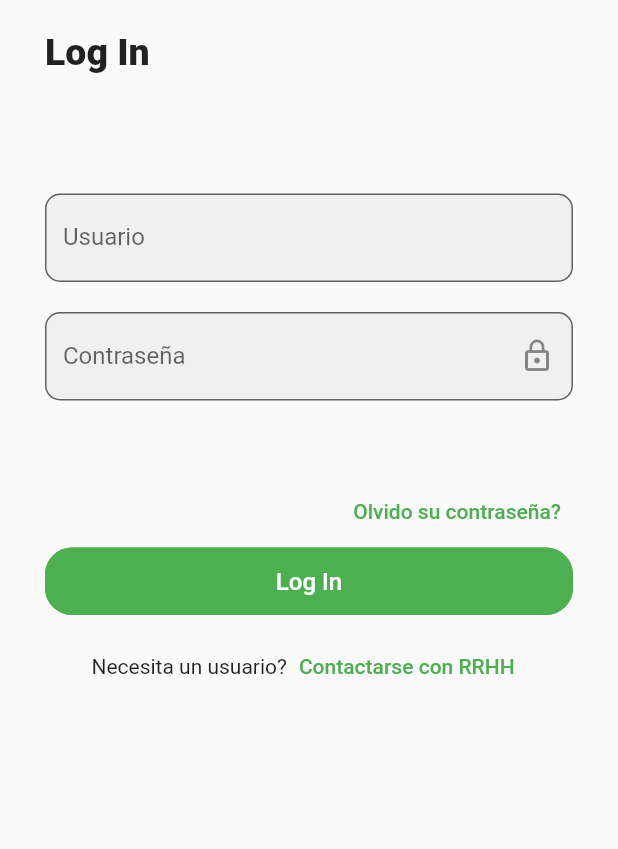
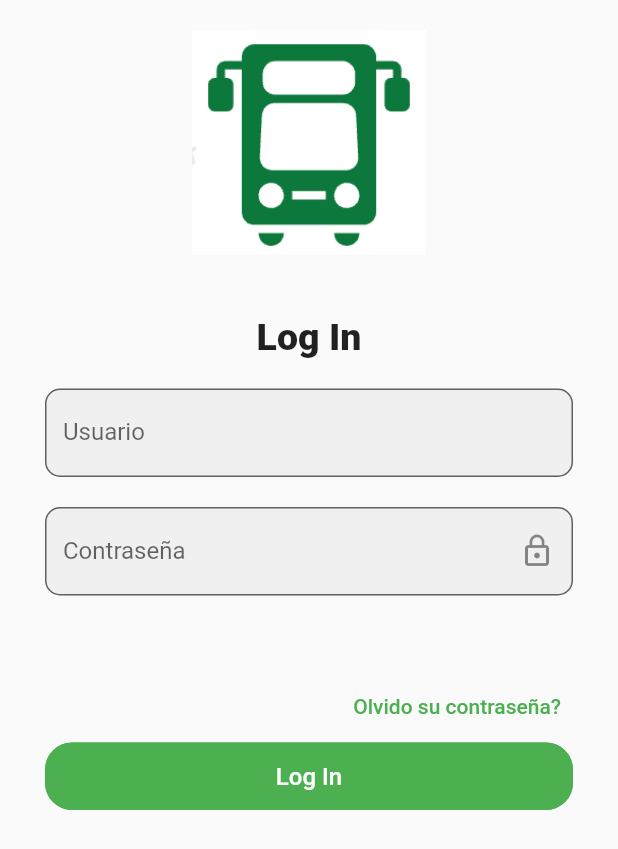
Before and after one commit to ibaldovino/sgmbooking, a Flutter app: the screen it shows after launch, on a phone screen of 412 x 824 dp. Shown: the top 849 px of the screen. Run offline on Flutter 3.47's test engine with Material 2 defaults, Android fonts, the light colour scheme and no system bars; our stand-ins replace double_back_to_close_app, shared_preferences.

Commit message:
logo + detalles en login

```diff
--- a/lib/screens/login.dart
+++ b/lib/screens/login.dart
@@ -15,7 +15,6 @@ class LoginPage extends StatefulWidget {
 }
 
 class _LoginPageState extends State<LoginPage> {
-
   var _scaffoldKey = new GlobalKey<ScaffoldState>();
   var formKey = GlobalKey<FormState>();
   var emailCtrl = TextEditingController();
@@ -43,11 +42,21 @@ class _LoginPageState extends State<LoginPage> {
                 SizedBox(
                   height: 20,
                 ),
-                Text('Log In',
-                    style: TextStyle(
-                        fontSize: 25, fontWeight: FontWeight.w900)),
+                new Image.asset(
+                  'assets/images/GreenBus.png',
+                  width: 150,
+                  height: 150.0,
+                ),
                 SizedBox(
-                  height: 80,
+                  height: 40,
+                ),
+                Text(
+                  'Log In',
+                  style: TextStyle(fontSize: 25, fontWeight: FontWeight.w900),
+                  textAlign: TextAlign.center,
+                ),
+                SizedBox(
+                  height: 20,
                 ),
                 TextFormField(
                   decoration: InputDecoration(
@@ -90,7 +99,8 @@ class _LoginPageState extends State<LoginPage> {
                         }),
                   ),
                   validator: (String? value) {
-                    if (value!.length == 0) return "La contraseña no puede estar vacia";
+                    if (value!.length == 0)
+                      return "La contraseña no puede estar vacia";
                     return null;
                   },
                   onChanged: (String value) {
@@ -122,18 +132,19 @@ class _LoginPageState extends State<LoginPage> {
                   height: 45,
                   child: TextButton(
                       style: ButtonStyle(
-                          shape: MaterialStateProperty.all<RoundedRectangleBorder>(
+                          shape:
+                              MaterialStateProperty.all<RoundedRectangleBorder>(
                                   RoundedRectangleBorder(
                                       borderRadius: BorderRadius.circular(18.0),
-                                  side: BorderSide(color: Theme.of(context).primaryColor)
-                              )
-                          ),
+                                      side: BorderSide(
+                                          color:
+                                              Theme.of(context).primaryColor))),
                           backgroundColor: MaterialStateProperty.resolveWith(
                               (states) => Theme.of(context).primaryColor)),
                       child: signInStart == false
                           ? Text('Log In',
-                          style: TextStyle(
-                              fontSize: 16, color: Colors.white))
+                              style:
+                                  TextStyle(fontSize: 16, color: Colors.white))
                           : signInComplete == false
                               ? CircularProgressIndicator(
                                   backgroundColor: Colors.white,
@@ -148,14 +159,14 @@ class _LoginPageState extends State<LoginPage> {
                 SizedBox(
                   height: 10,
                 ),
-                Row(
+                /*Row(
                   mainAxisAlignment: MainAxisAlignment.center,
                   children: <Widget>[
                     Text("Necesita un usuario?"),
                     TextButton(
                       child: Text('Contactarse con RRHH',
-                          style: TextStyle(
-                              color: Theme.of(context).primaryColor)),
+                          style:
+                              TextStyle(color: Theme.of(context).primaryColor)),
                       onPressed: () {
                         // nextScreenReplace(context, SignUpPage());
                       },
@@ -164,12 +175,13 @@ class _LoginPageState extends State<LoginPage> {
                 ),
                 SizedBox(
                   height: 50,
-                ),
+                ),*/
               ],
             ),
           ),
         ));
   }
+
   signInEmailPassword() async {
     NetworkBloc sb = Provider.of<NetworkBloc>(context, listen: false);
     if (formKey.currentState!.validate()) {
@@ -179,7 +191,7 @@ class _LoginPageState extends State<LoginPage> {
         signInStart = true;
       });
       sb.signInwithEmailPassword(email, pass).then((_) async {
-        print(["sb.hasError:",sb.hasError]);
+        print(["sb.hasError:", sb.hasError]);
         if (sb.hasError == false) {
           sb.guestSignout();
           sb.setSignIn();
@@ -196,6 +208,7 @@ class _LoginPageState extends State<LoginPage> {
       });
     }
   }
+
   void lockPressed() {
     if (offsecureText == true) {
       setState(() {
--- a/lib/service/netService.dart
+++ b/lib/service/netService.dart
@@ -77,7 +77,7 @@ class NetworkBloc extends ChangeNotifier {
 
   Future<bool> getBooking() async {
     var res = await CallApi()
-        .getDataParameterWithToken('rest/v1/travel/?format=json', "");
+        .getDataParameterWithToken('rest/v1/travel/', ""); //?format=json
     if (res.statusCode == 200) {
       var body = json.decode(utf8.decode(res.bodyBytes));
       _bookData = BookModel.fromJson(body);
--- a/pubspec.yaml
+++ b/pubspec.yaml
@@ -47,6 +47,8 @@ dev_dependencies:
 
 # The following section is specific to Flutter.
 flutter:
+  assets:
+      - assets/images/
 
   # The following line ensures that the Material Icons font is
   # included with your application, so that you can use the icons in
```
Also changed, not shown: lib/screens/booking_list.dart (+3 -6 lines), lib/screens/detail_data.dart (+29 -16 lines), assets/images/GreenBus.png (added), assets/images/LOGO3.png (added), flutter_01.png (deleted), 1 other file. Lines whose indentation alone changed are shown as unchanged.
